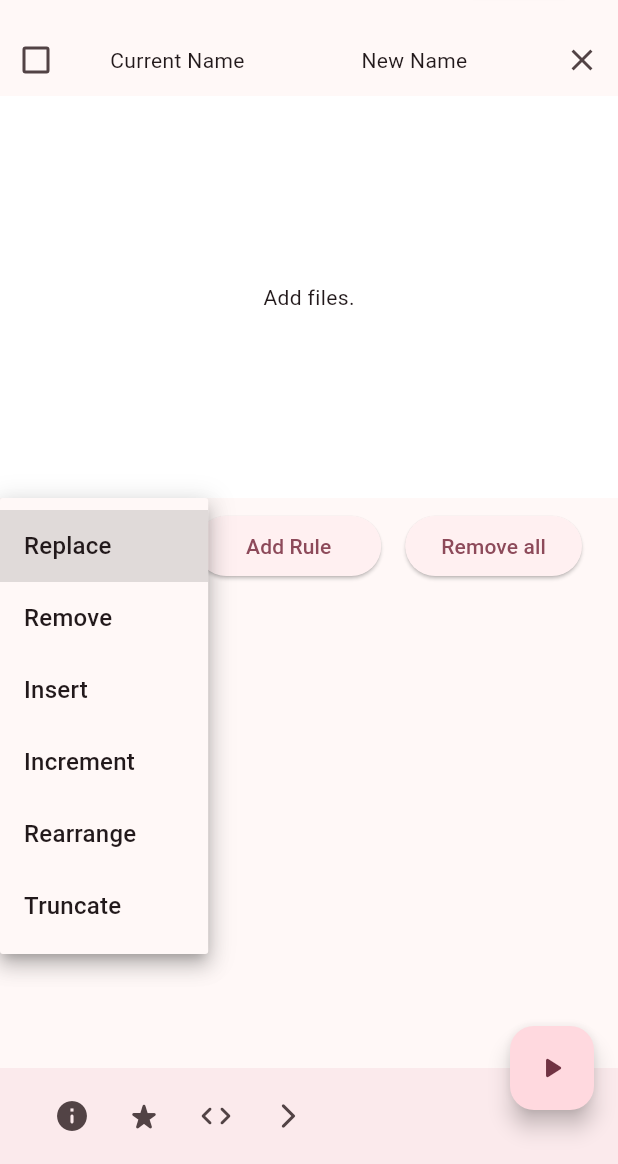
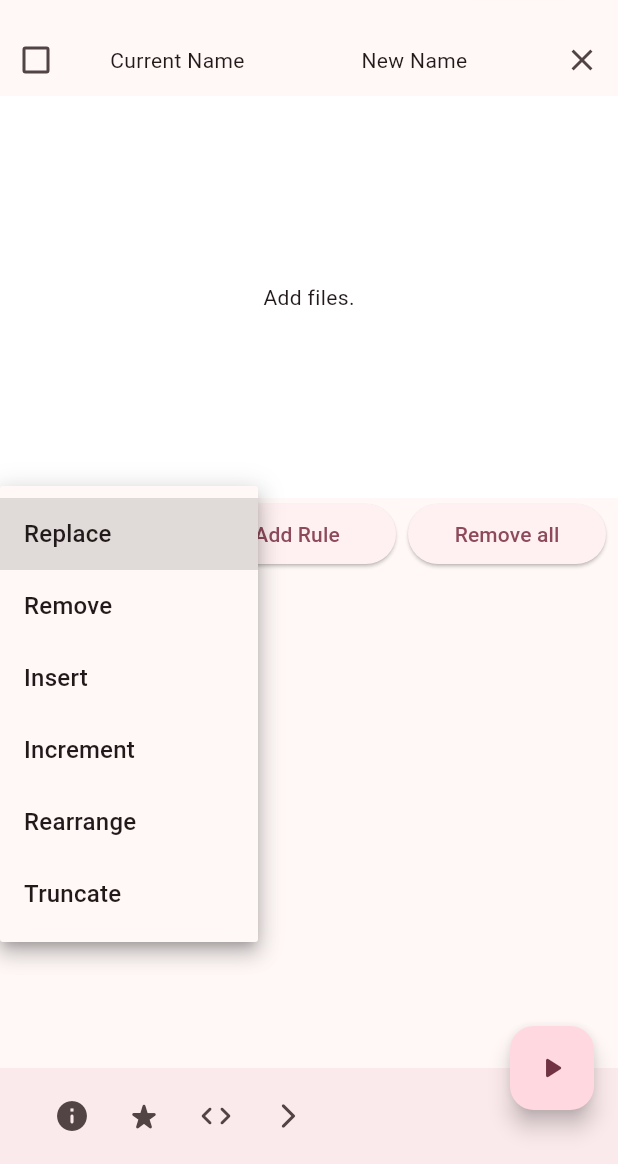
Before and after one commit to sun-jiao/flut-renamer, a Flutter app: the screen it shows after launch, after a tap on "Replace", on a phone screen of 412 x 824 dp, the part 72-1236 px from its top. Run offline on Flutter 3.47's test engine with Material 3 defaults, Android fonts, the phone set to English and light mode, and no system bars; our stand-ins replace cross_file, file_picker, package_info_plus, permission_handler, shared_preferences, toastification; missing offline and left inert: desktop_drop, exif, file_manager.

Commit message:
draft version 1.0.0

```diff
--- a/lib/pages/rules_page.dart
+++ b/lib/pages/rules_page.dart
@@ -6,6 +6,7 @@ import '../dialogs/rearrange_dialog.dart';
 import '../dialogs/remove_dialog.dart';
 import '../dialogs/replace_dialog.dart';
 import '../dialogs/insert_dialog.dart';
+import '../entity/constants.dart';
 import '../entity/sharedpref.dart';
 import '../rules/rule.dart';
 import '../widget/custom_drop.dart';
@@ -59,8 +60,10 @@ class RulesPageState extends State<RulesPage> {
   Widget build(BuildContext context) {
     return Column(
       children: [
-        ListTile(
-          leading: CustomDrop<String>(
+        Row(
+          children: [
+            Expanded(
+              child: CustomDrop<String>(
                 value: Shared.ruleName,
                 onChanged: (String? newValue) {
                   setState(() {
@@ -76,11 +79,16 @@ class RulesPageState extends State<RulesPage> {
                   'Truncate',
                 ],
               ),
-          title: ElevatedButton(
+            ),
+            Expanded(
+              child: ElevatedButton(
                 onPressed: showRuleDialog,
                 child: const Text('Add Rule'),
               ),
-          trailing: Tooltip(
+            ),
+            box,
+            Expanded(
+              child: Tooltip(
                 message: 'Clear All',
                 child: ElevatedButton(
                   onPressed: () {
@@ -92,6 +100,9 @@ class RulesPageState extends State<RulesPage> {
                   child: const Text('Remove all'),
                 ),
               ),
+            ),
+            box,
+          ],
         ),
         const SizedBox(height: 16),
         Expanded(
--- a/pubspec.yaml
+++ b/pubspec.yaml
@@ -16,7 +16,7 @@ publish_to: 'none' # Remove this line if you wish to publish to pub.dev
 # https://developer.apple.com/library/archive/documentation/General/Reference/InfoPlistKeyReference/Articles/CoreFoundationKeys.html
 # In Windows, build-name is used as the major, minor, and patch parts
 # of the product and file versions while build-number is used as the build suffix.
-version: 1.0.0+1
+version: 1.0.0
 
 environment:
   sdk: '>=3.0.0 <4.0.0'
```
Lines whose indentation alone changed are shown as unchanged.
